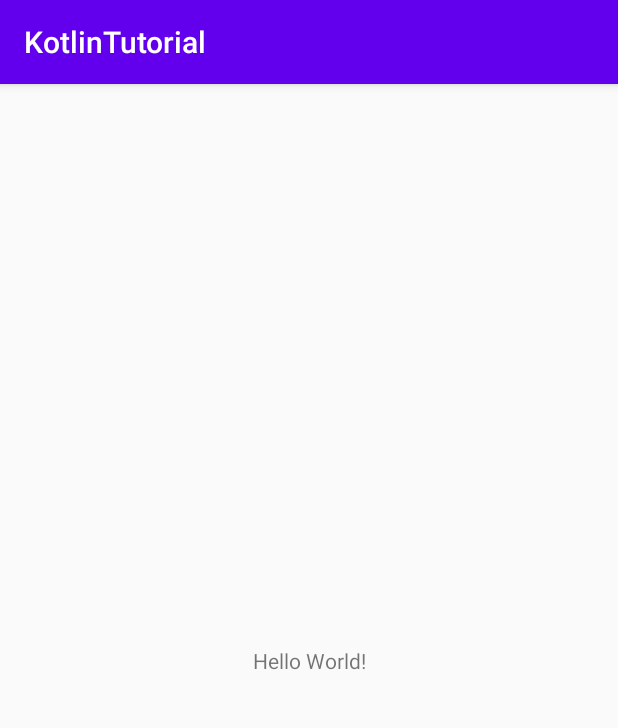
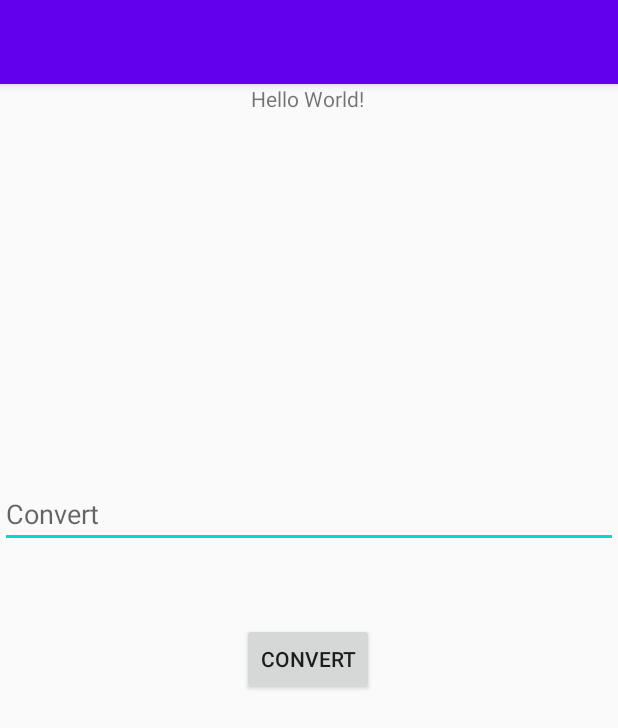
Before and after one commit to jmcginty865/KotlinTutorial, an Android app: the screen it shows after launch (MainActivity), on a phone screen of 412 x 824 dp. Shown: the top 728 px of the screen. Run offline under Robolectric (Android 15) with nearby library versions, the phone set to English and light mode, and no system bars.

Commit message:
Added a plain button, which as of this moment doesn't do anything when clicked, and a decimal text bar which also doesn't do anything.

```diff
--- a/app/src/main/res/layout/activity_main.xml
+++ b/app/src/main/res/layout/activity_main.xml
@@ -7,12 +7,40 @@
     tools:context=".MainActivity">
 
     <TextView
+        android:id="@+id/textView"
         android:layout_width="wrap_content"
         android:layout_height="wrap_content"
         android:text="Hello World!"
-        app:layout_constraintBottom_toBottomOf="parent"
+        app:layout_constraintEnd_toEndOf="parent"
+        app:layout_constraintHorizontal_bias="0.498"
         app:layout_constraintLeft_toLeftOf="parent"
         app:layout_constraintRight_toRightOf="parent"
+        app:layout_constraintStart_toStartOf="parent"
         app:layout_constraintTop_toTopOf="parent" />
 
+    <Button
+        android:id="@+id/button2"
+        android:layout_width="wrap_content"
+        android:layout_height="wrap_content"
+        android:layout_marginTop="340dp"
+        android:text="@string/convert"
+        app:layout_constraintEnd_toEndOf="parent"
+        app:layout_constraintHorizontal_bias="0.498"
+        app:layout_constraintStart_toStartOf="parent"
+        app:layout_constraintTop_toBottomOf="@+id/textView" />
+
+    <EditText
+        android:id="@+id/litTextNumberDecimal"
+        android:layout_width="0dp"
+        android:layout_height="wrap_content"
+        android:layout_marginTop="264dp"
+        android:autofillHints="Dollars"
+        android:inputType="text|numberDecimal"
+        app:layout_constraintEnd_toEndOf="parent"
+        app:layout_constraintHorizontal_bias="0.0"
+        app:layout_constraintStart_toStartOf="parent"
+        app:layout_constraintTop_toTopOf="parent"
+        android:hint="@string/convert"/>
+
+
 </androidx.constraintlayout.widget.ConstraintLayout>
--- a/app/src/main/res/values/strings.xml
+++ b/app/src/main/res/values/strings.xml
@@ -1,3 +1,4 @@
+<?xml version="1.0" encoding="utf-8"?>
 <resources>
-    <string name="app_name">KotlinTutorial</string>
+    <string name="convert">Convert</string>
 </resources>
```
